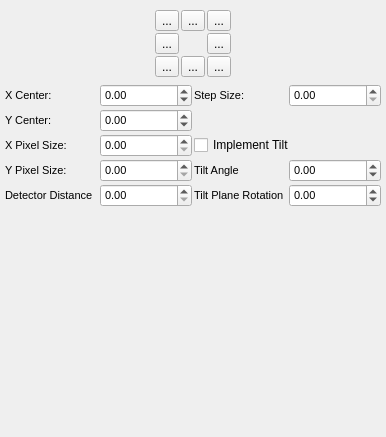
Old version of the form source/qxrdcenterfinderdialog.ui in the repository guyjennings/qxrd.
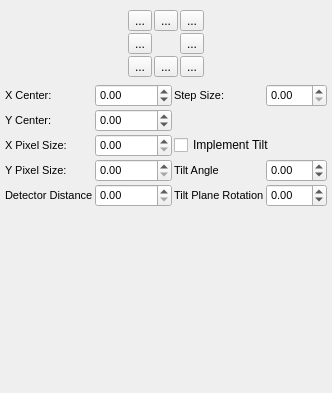
New version of the form. Icons and pictures are not drawn. Custom widgets are drawn as their Qt base class.

Commit message: Moved dock widgets into separate files

```diff
--- a/source/qxrdcenterfinderdialog.ui
+++ b/source/qxrdcenterfinderdialog.ui
@@ -1,18 +1,25 @@
 <?xml version="1.0" encoding="UTF-8"?>
 <ui version="4.0">
  <class>QxrdCenterFinderDialog</class>
- <widget class="QWidget" name="QxrdCenterFinderDialog">
+ <widget class="QDockWidget" name="QxrdCenterFinderDialog">
   <property name="geometry">
    <rect>
     <x>0</x>
     <y>0</y>
-    <width>386</width>
-    <height>437</height>
+    <width>330</width>
+    <height>393</height>
    </rect>
   </property>
   <property name="windowTitle">
    <string>Centering</string>
   </property>
+  <widget class="QWidget" name="dockWidgetContents">
+   <property name="sizePolicy">
+    <sizepolicy hsizetype="Preferred" vsizetype="Preferred">
+     <horstretch>0</horstretch>
+     <verstretch>0</verstretch>
+    </sizepolicy>
+   </property>
   <layout class="QGridLayout" name="gridLayout">
    <property name="margin">
     <number>5</number>
@@ -539,6 +546,7 @@
     </layout>
    </item>
   </layout>
+  </widget>
  </widget>
  <customwidgets>
   <customwidget>
```
Lines whose indentation alone changed are shown as unchanged. The commit also changes 29 other files.
